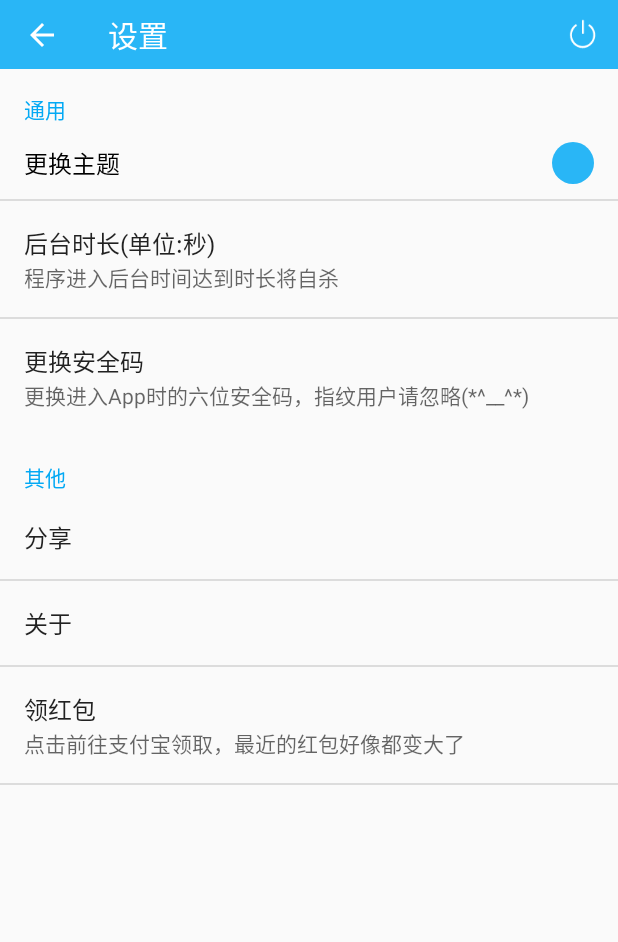
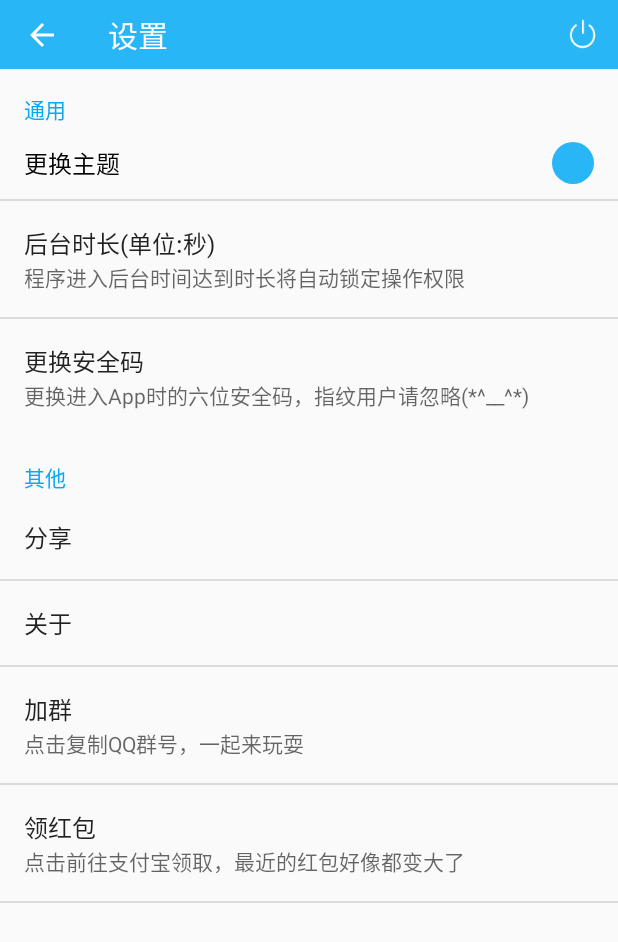
Before and after one commit to paradoxie/DizzyPassword, an Android app: the SettingActivity screen opened directly, with no data from a screen before it, on a phone screen of 412 x 824 dp. Shown: the top 942 px of the screen. Run offline under Robolectric (Android 15) with nearby library versions, the phone set to English and light mode, and no system bars; libraries missing offline, so code that uses them is left out: cn.bmob.v3.

Commit message:
2018.3.30😀 0.0.17
- 新增 加入了加入QQ群的通道，欢迎各位老铁来玩耍
- 新增 更多离线操作的场景
- 修复 点击网址时崩溃的bug
- 修复 进入主页时直接显示弹窗
- 修复 更正了后台时长设置的描述错误
- 新增 一些新的bug

```diff
--- a/app/build.gradle
+++ b/app/build.gradle
@@ -8,8 +8,8 @@ android {
         applicationId "cf.paradoxie.dizzypassword"
         minSdkVersion 15
         targetSdkVersion 25
-        versionCode 15
-        versionName "0.0.15"
+        versionCode 16
+        versionName "0.0.16"
         multiDexEnabled true //引入指纹lib时出现com.android.dex.DexException
         testInstrumentationRunner "android.support.test.runner.AndroidJUnitRunner"
     }
--- a/app/src/main/java/cf/paradoxie/dizzypassword/activity/BaseActivity.java
+++ b/app/src/main/java/cf/paradoxie/dizzypassword/activity/BaseActivity.java
@@ -58,7 +58,7 @@ public abstract class BaseActivity extends AppCompatActivity {
      *
      * @return {@code true}: 是<br>{@code false}: 否
      */
-    public  boolean isConnected() {
+    public boolean isConnected() {
         NetworkInfo info = getActiveNetworkInfo();
         return info != null && info.isConnected();
     }
--- a/app/src/main/java/cf/paradoxie/dizzypassword/adapter/TestStackAdapter.java
+++ b/app/src/main/java/cf/paradoxie/dizzypassword/adapter/TestStackAdapter.java
@@ -263,6 +263,7 @@ public class TestStackAdapter extends StackAdapter<Integer> {
                     intent.setAction("android.intent.action.VIEW");
                     Uri content_url = Uri.parse("http://"+mWeb.getText().toString());
                     intent.setData(content_url);
+                    intent.addFlags(Intent.FLAG_ACTIVITY_NEW_TASK);//在非activity中调用intent必须设置，不然部分手机崩溃
                     MyApplication.getContext().startActivity(intent);
                 }
             });
--- a/app/src/main/res/layout/activity_main.xml
+++ b/app/src/main/res/layout/activity_main.xml
@@ -15,7 +15,7 @@
         android:id="@+id/searchView"
         android:layout_width="wrap_content"
         android:layout_height="wrap_content"
-        SearchView:hintText="仅支持条目精确名称搜索哦~"
+        SearchView:hintText="全面支持名称、Tag、备注信息的模糊搜索~"
         android:layout_margin="3dp"
         android:elevation="5dp"/>
 
--- a/app/src/main/res/xml/pref_settings.xml
+++ b/app/src/main/res/xml/pref_settings.xml
@@ -9,7 +9,7 @@
             android:key="id_change"
             android:title="后台时长(单位:秒)"
             android:paddingLeft="5dp"
-            android:summary="程序进入后台时间达到时长将自杀"
+            android:summary="程序进入后台时间达到时长将自动锁定操作权限"
             android:inputType="number"
             android:gravity="center"
             android:hint="默认值为60秒"
@@ -38,11 +38,11 @@
             android:key="about"
             android:title="关于">
         </PreferenceScreen>
-        <!--<PreferenceScreen-->
-            <!--android:key="group"-->
-            <!--android:title="加群"-->
-            <!--android:summary="点击加入QQ群，一起来玩耍">-->
-        <!--</PreferenceScreen>-->
+        <PreferenceScreen
+            android:key="group"
+            android:title="加群"
+            android:summary="点击复制QQ群号，一起来玩耍">
+        </PreferenceScreen>
         <PreferenceScreen
             android:key="red_package"
             android:title="领红包"
```
Also changed, not shown: app/src/main/java/cf/paradoxie/dizzypassword/MyApplication.java (+20 -0 lines), app/src/main/java/cf/paradoxie/dizzypassword/activity/MainActivity.java (+13 -9 lines), app/src/main/java/cf/paradoxie/dizzypassword/activity/SettingActivity.java (+7 -21 lines).
